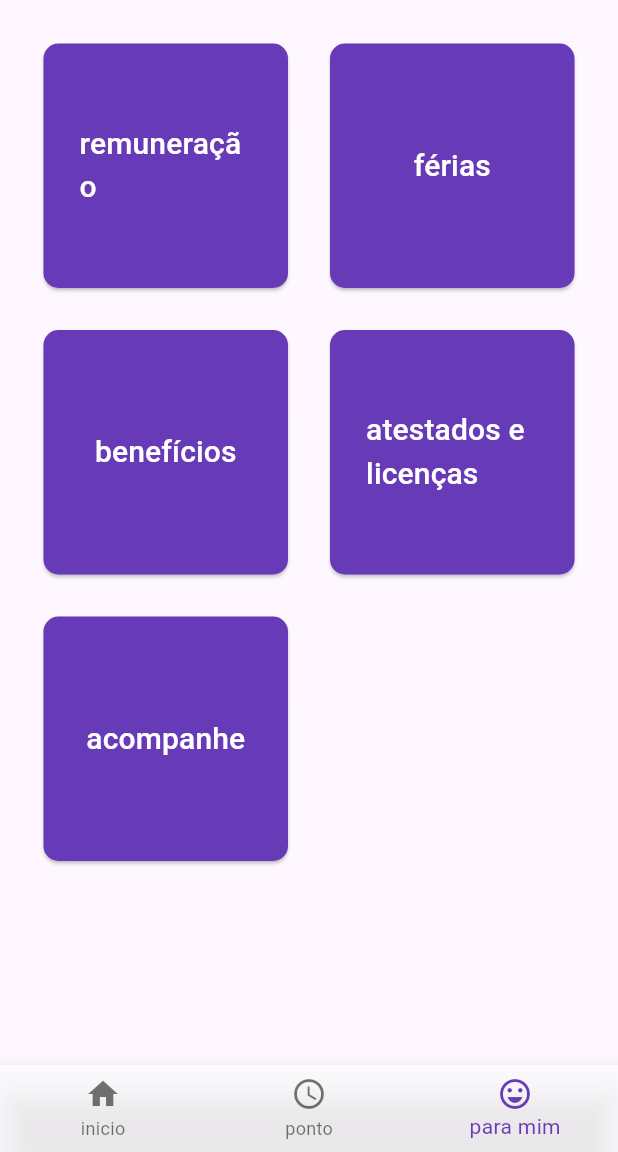
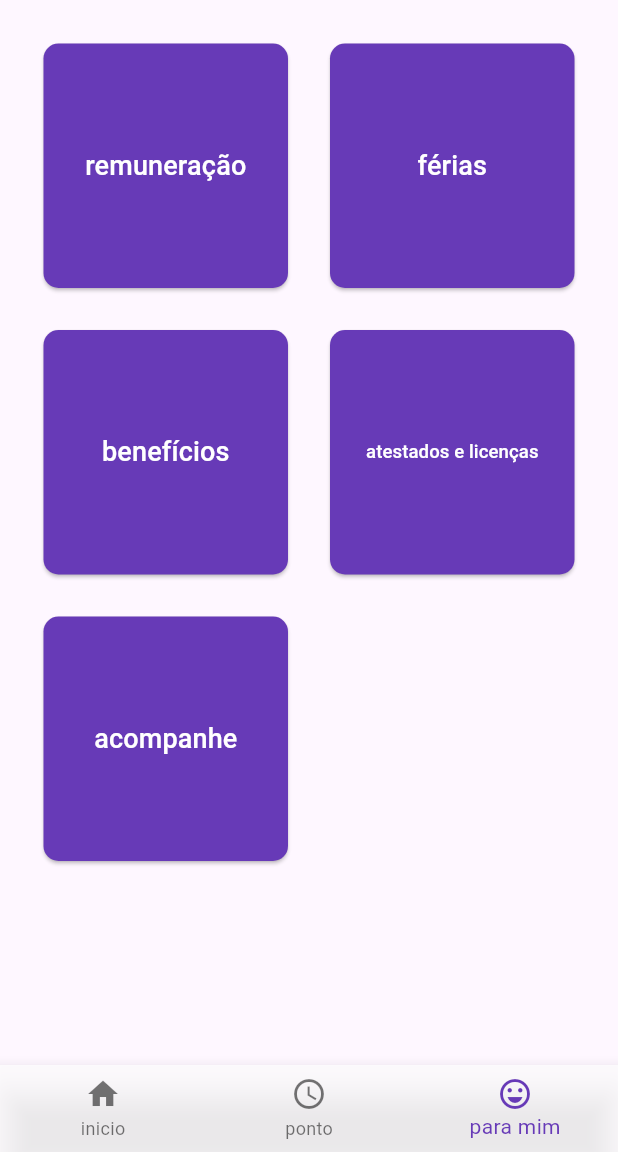
Before and after one commit to henriquenicolli/app_bate_ponto, a Flutter app: the screen it shows after launch, item 3 of the bottom bar chosen, on a phone screen of 412 x 824 dp, the part 84-1236 px from its top. Run offline on Flutter 3.47's test engine with Material 3 defaults, Android fonts, the phone set to English and light mode, and no system bars; our stand-ins replace flutter_map, latlong2, location; Roboto replaces fonts that are missing (NotoSans).

Commit message:
layout refactor

```diff
--- a/lib/src/pages/para_mim_page.dart
+++ b/lib/src/pages/para_mim_page.dart
@@ -6,39 +6,41 @@ class ParaMimPage extends StatelessWidget {
 
   @override
   Widget build(BuildContext context) {
-    return GridView.count(
-      primary: false,
+    double screenWidth = MediaQuery.of(context).size.width;
+    int crossAxisCount = (screenWidth / 200).floor();
+
+    return GridView.builder(
       padding: const EdgeInsets.all(20),
-      crossAxisSpacing: 10,
-      mainAxisSpacing: 10,
-      crossAxisCount: 2,
-      children: <Widget>[
-        Container(
+      gridDelegate: SliverGridDelegateWithFixedCrossAxisCount(
+        crossAxisCount: crossAxisCount,
+        crossAxisSpacing: 10,
+        mainAxisSpacing: 10,
+      ),
+      itemBuilder: (BuildContext context, int index) {
+        return Container(
           padding: const EdgeInsets.all(8),
-          child: const MenuButton(buttonText: 'remuneração'),
-        ),
-        Container(
-          padding: const EdgeInsets.all(8),
-          child: const MenuButton(buttonText: 'férias'),
-        ),
-        Container(
-          padding: const EdgeInsets.all(8),
-          child: const MenuButton(buttonText: 'benefícios'),
-        ),
-        Container(
-          padding: const EdgeInsets.all(8),
-          child: const MenuButton(buttonText: 'atestados e licenças'),
-        ),
-        Container(
-          padding: const EdgeInsets.all(8),
-          child: const MenuButton(buttonText: 'acompanhe'),
-        ),
-        //Container(
-        //  padding: const EdgeInsets.all(8),
-        //  child: const MenuButton(),
-        //),
-      ],
+          child: MenuButton(buttonText: getMenuText(index)),
+        );
+      },
+      itemCount: 5, // Número total de itens
     );
+  }
+
+  String getMenuText(int index) {
+    switch (index) {
+      case 0:
+        return 'remuneração';
+      case 1:
+        return 'férias';
+      case 2:
+        return 'benefícios';
+      case 3:
+        return 'atestados e licenças';
+      case 4:
+        return 'acompanhe';
+      default:
+        return '';
+    }
   }
 }
 
@@ -68,9 +70,14 @@ class MenuButton extends StatelessWidget {
                     borderRadius: BorderRadius.circular(10),
                   ),
                 ),
-                child: Text(
-                  buttonText,
-                  style: const TextStyle(fontSize: 20),
+                child: FittedBox(
+                  fit: BoxFit.scaleDown,
+                  alignment: Alignment.center,
+                  child: Text(
+                    buttonText,
+                    textAlign: TextAlign.center,
+                    style: TextStyle(fontSize: 18),
+                  ),
                 ),
               ),
             ),
--- a/lib/src/widgets/button/espelho_ponto_button.dart
+++ b/lib/src/widgets/button/espelho_ponto_button.dart
@@ -7,7 +7,9 @@ class EspelhoPontoButton extends StatelessWidget {
 
   @override
   Widget build(BuildContext context) {
-    return SizedBox(
+    return Container(
+      margin: const EdgeInsets.all(18.0),
+      child: SizedBox(
         width: 300,
         height: 70,
         child: ElevatedButton(
@@ -31,6 +33,7 @@ class EspelhoPontoButton extends StatelessWidget {
             style: TextStyle(fontSize: 20),
           ),
         ),
+      ),
     );
   }
 }
```
Also changed, not shown: lib/src/pages/ponto_page.dart (+2 -6 lines), lib/src/widgets/painel/horas_extras_painel.dart (+2 -13 lines), lib/src/widgets/painel/horas_trabalhadas_painel.dart (+4 -14 lines). Lines whose indentation alone changed are shown as unchanged.
